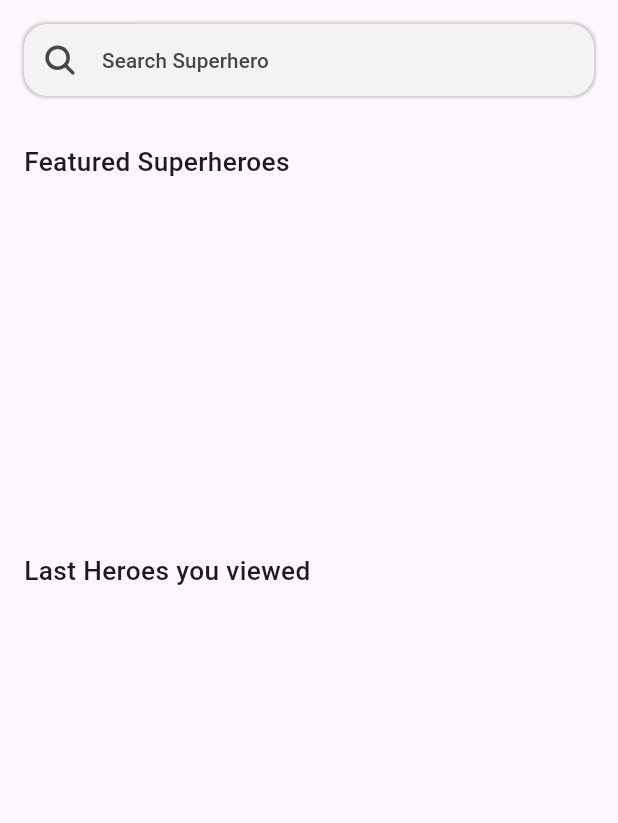
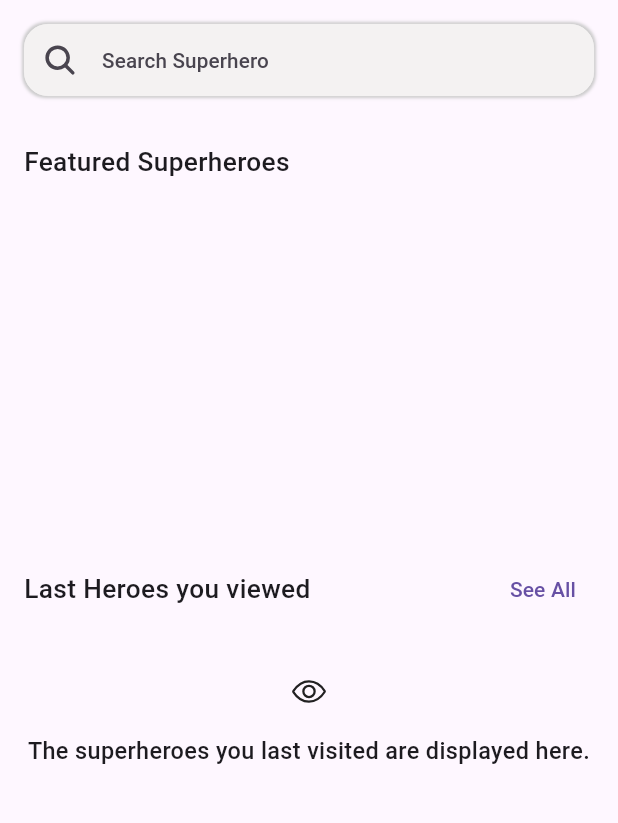
Before and after one commit to sameteyisan/the-handbook-of-superheroes, a Flutter app: the screen it shows after launch, on a phone screen of 412 x 824 dp, the part 84-907 px from its top. Run offline on Flutter 3.47's test engine with Material 2 defaults, Android fonts, the phone set to English and light mode, and no system bars; drawn by our look-alikes of carousel_slider, flutter_easyloading; our stand-ins replace cloud_firestore, dio, extended_image, firebase_core, flutter_screenutil, get and 4 more; accounts and stored records are empty.

Commit message:
last heroes, superhero tile added

```diff
--- a/lib/main.dart
+++ b/lib/main.dart
@@ -3,6 +3,7 @@ import 'package:flutter/material.dart';
 import 'package:flutter_easyloading/flutter_easyloading.dart';
 import 'package:flutter_screenutil/flutter_screenutil.dart';
 import 'package:get/get.dart';
+import 'package:hive_flutter/hive_flutter.dart';
 import 'package:ionicons/ionicons.dart';
 import 'package:the_handbook_of_superheroes/firebase_options.dart';
 import 'package:the_handbook_of_superheroes/screens/home_screen.dart';
@@ -18,6 +19,10 @@ void main() async {
   EasyLoading.instance
     ..errorWidget = const Icon(Ionicons.warning)
     ..indicatorType = EasyLoadingIndicatorType.fadingCircle;
+
+  await Hive.initFlutter();
+  await Hive.openBox("last-heroes");
+
   runApp(const MyApp());
 }
 
--- a/lib/screens/home_screen.dart
+++ b/lib/screens/home_screen.dart
@@ -1,14 +1,19 @@
+import 'dart:math';
+
 import 'package:carousel_slider/carousel_slider.dart';
 import 'package:flutter/material.dart';
 import 'package:flutter_screenutil/flutter_screenutil.dart';
 import 'package:get/get.dart';
+import 'package:hive_flutter/hive_flutter.dart';
 import 'package:ionicons/ionicons.dart';
 import 'package:lottie/lottie.dart';
 import 'package:the_handbook_of_superheroes/controllers/home_controller.dart';
-import 'package:the_handbook_of_superheroes/screens/superhero_details_screen.dart';
+import 'package:the_handbook_of_superheroes/models/basic_hero.dart';
+import 'package:the_handbook_of_superheroes/screens/last_heroes_screen.dart';
 import 'package:the_handbook_of_superheroes/theme.dart';
 import 'package:the_handbook_of_superheroes/widgets/page_indicator.dart';
 import 'package:the_handbook_of_superheroes/widgets/superhero_card.dart';
+import 'package:the_handbook_of_superheroes/widgets/superhero_tile.dart';
 import 'package:the_handbook_of_superheroes/widgets/text_field.dart';
 import 'package:the_handbook_of_superheroes/widgets/title_widget.dart';
 
@@ -46,6 +51,7 @@ class HomeScreen extends StatelessWidget {
                 ),
                 onFieldSubmitted: (_) => controller.search(),
               ),
+              const SizedBox(height: 32),
               Expanded(
                 child: Obx(
                   () => controller.isLoading.value
@@ -74,9 +80,8 @@ class HomeScreen extends StatelessWidget {
                               ],
                             )
                           : controller.superheroes.isEmpty
-                              ? Column(
+                              ? ListView(
                                   children: [
-                                    const SizedBox(height: 32),
                                     const TitleWidget("Featured Superheroes"),
                                     const SizedBox(height: 16),
                                     Obx(
@@ -93,11 +98,7 @@ class HomeScreen extends StatelessWidget {
                                               controller.currentCenter.value = index,
                                         ),
                                         items: controller.featuredHeroes
-                                            .map((e) => SuperheroCard(
-                                                  superhero: e,
-                                                  onTap: () =>
-                                                      Get.to(SuperheroesDetailsScreen(hero: e)),
-                                                ))
+                                            .map((e) => SuperheroCard(superhero: e))
                                             .toList(),
                                       ),
                                     ),
@@ -119,7 +120,52 @@ class HomeScreen extends StatelessWidget {
                                       ),
                                     ),
                                     const SizedBox(height: 32),
-                                    const TitleWidget("Last Heroes you viewed")
+                                    TitleWidget(
+                                      "Last Heroes you viewed",
+                                      more: "See All",
+                                      onTap: () => Get.to(const LastHeroesScreen()),
+                                    ),
+                                    ValueListenableBuilder(
+                                      valueListenable: Hive.box("last-heroes").listenable(),
+                                      child: Column(
+                                        mainAxisAlignment: MainAxisAlignment.center,
+                                        children: [
+                                          const SizedBox(height: 32),
+                                          const Icon(Ionicons.eye_outline),
+                                          const SizedBox(height: 16),
+                                          Text(
+                                            "The superheroes you last visited are displayed here.",
+                                            style: Styles.title.copyWith(fontSize: 17.sp),
+                                            textAlign: TextAlign.center,
+                                          ),
+                                        ],
+                                      ),
+                                      builder: (context, box, child) {
+                                        if (box.isEmpty) {
+                                          return child!;
+                                        }
+                                        return ListView(
+                                          padding: const EdgeInsets.symmetric(vertical: 16),
+                                          physics: const BouncingScrollPhysics(),
+                                          shrinkWrap: true,
+                                          reverse: true,
+                                          children: box.keys
+                                              .toList()
+                                              .sublist(0, min(box.keys.length, 3))
+                                              .map(
+                                            (key) {
+                                              final superhero =
+                                                  BasicHeroModel.fromJson(box.get(key));
+
+                                              return Padding(
+                                                padding: const EdgeInsets.only(bottom: 8),
+                                                child: SuperheroTile(superhero: superhero),
+                                              );
+                                            },
+                                          ).toList(),
+                                        );
+                                      },
+                                    ),
                                   ],
                                 )
                               : GridView.count(
@@ -130,15 +176,9 @@ class HomeScreen extends StatelessWidget {
                                   children: controller.superheroes
                                       .map(
                                         (superhero) => SuperheroCard(
-                                            superhero: superhero,
-                                            onTap: () {
-                                              FocusScope.of(context).unfocus();
-                                              Get.to(
-                                                SuperheroesDetailsScreen(
-                                                  hero: superhero,
-                                                ),
-                                              );
-                                            }),
+                                          superhero: superhero,
+                                          extraOnTap: FocusScope.of(context).unfocus,
+                                        ),
                                       )
                                       .toList(),
                                 ),
--- a/lib/services/api.dart
+++ b/lib/services/api.dart
@@ -82,8 +82,7 @@ class Api {
       //   return superheroes.map((e) => SuperheroModel.fromMap(e)).toList();
       // }
       // return [];
-    } catch (e, stacktrace) {
-      print(stacktrace);
+    } catch (e) {
       // if (canceler != null && canceler.isCancelled) {
       //   return null;
       // }
--- a/lib/widgets/title_widget.dart
+++ b/lib/widgets/title_widget.dart
@@ -2,19 +2,31 @@ import 'package:flutter/material.dart';
 import 'package:the_handbook_of_superheroes/theme.dart';
 
 class TitleWidget extends StatelessWidget {
-  const TitleWidget(this.title, {Key? key}) : super(key: key);
+  const TitleWidget(this.title, {Key? key, this.more, this.onTap}) : super(key: key);
 
   final String title;
+  final String? more;
+
+  final Function()? onTap;
 
   @override
   Widget build(BuildContext context) {
-    return Align(
-      alignment: Alignment.centerLeft,
-      child: Text(
-        title,
-        style: Styles.title,
-        textAlign: TextAlign.left,
-      ),
+    return Row(
+      mainAxisAlignment: MainAxisAlignment.spaceBetween,
+      children: [
+        Text(
+          title,
+          style: Styles.title,
+          textAlign: TextAlign.left,
+        ),
+        if (more != null)
+          TextButton(
+            onPressed: onTap,
+            child: Text(
+              more!,
+            ),
+          )
+      ],
     );
   }
 }
```
Also changed, not shown: lib/screens/last_heroes_screen.dart (added, +73 -0 lines), lib/widgets/custom_network_image.dart (+6 -4 lines), lib/widgets/superhero_card.dart (+13 -3 lines), lib/widgets/superhero_tile.dart (added, +56 -0 lines), 1 other file.
